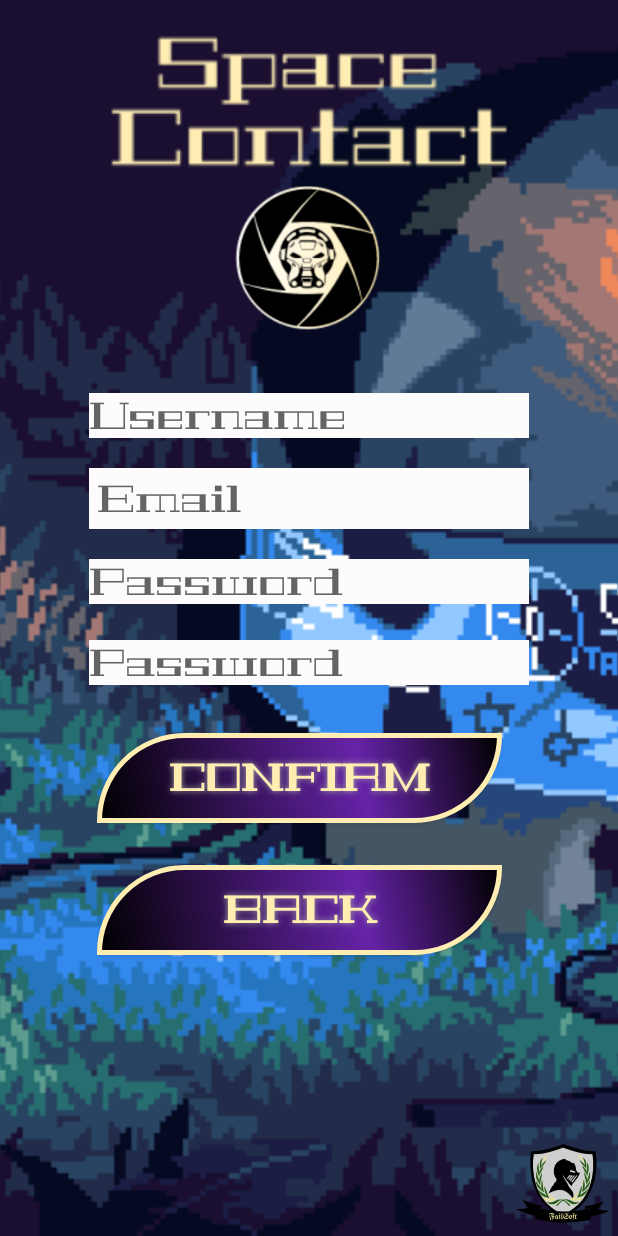
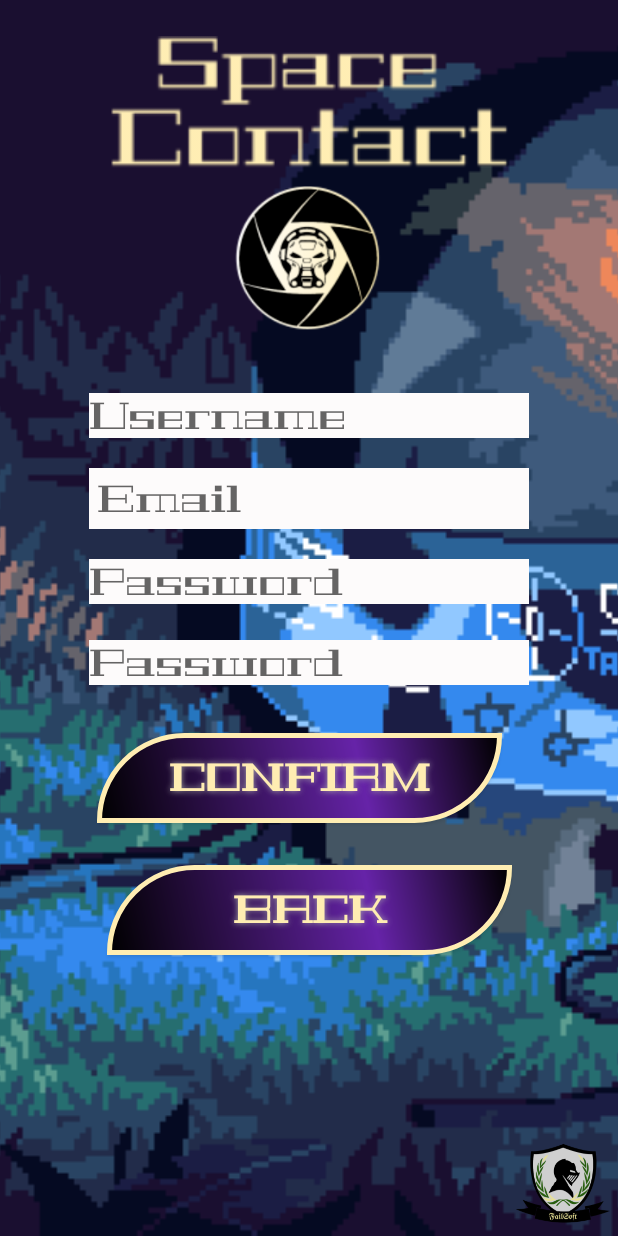
Before and after one commit to FailSoftware/SpaceContact, an Android app: the Register screen opened directly, with no data from a screen before it, on a phone screen of 412 x 824 dp. Run offline under Robolectric (Android 15) with nearby library versions, the phone set to English and light mode, and no system bars.

Commit message:
Code Changes: - Fixed lang error.

```diff
--- a/app/src/main/java/com/example/spacecontact/Login.kt
+++ b/app/src/main/java/com/example/spacecontact/Login.kt
@@ -50,7 +50,7 @@ class Login : AppCompatActivity() {
     override fun onOptionsItemSelected(item: MenuItem): Boolean {
 
         when(item.itemId){
-            R.id.settSpa -> setLocale("Default value")            //prueba(item)
+            R.id.settSpa -> setLocale("es")            //prueba(item)
             R.id.settEng -> setLocale("Default value")
             R.id.settMute -> Toast.makeText(this,"Sound muted...", Toast.LENGTH_SHORT).show()
             R.id.settUnmute -> Toast.makeText(this,"Sound unmuted...", Toast.LENGTH_SHORT).show()
--- a/app/src/main/res/layout/activity_register.xml
+++ b/app/src/main/res/layout/activity_register.xml
@@ -114,18 +114,17 @@
             android:layout_height="wrap_content"
             android:layout_marginTop="28dp"
             android:background="@drawable/buttonstyle"
+            android:fontFamily="@font/geostar"
+            android:onClick="toLogin"
             android:shadowColor="#A8A8A8"
             android:shadowDx="0"
             android:shadowDy="0"
             android:shadowRadius="5"
             android:text="@string/btBack"
-            android:textStyle="bold"
-            android:fontFamily="@font/geostar"
             android:textColor="#ffedb2"
             android:textSize="25sp"
-            android:onClick="toLogin"
+            android:textStyle="bold"
             app:layout_constraintEnd_toEndOf="parent"
-            app:layout_constraintHorizontal_bias="0.455"
             app:layout_constraintStart_toStartOf="parent"
             app:layout_constraintTop_toBottomOf="@+id/btConf" />
 
```
